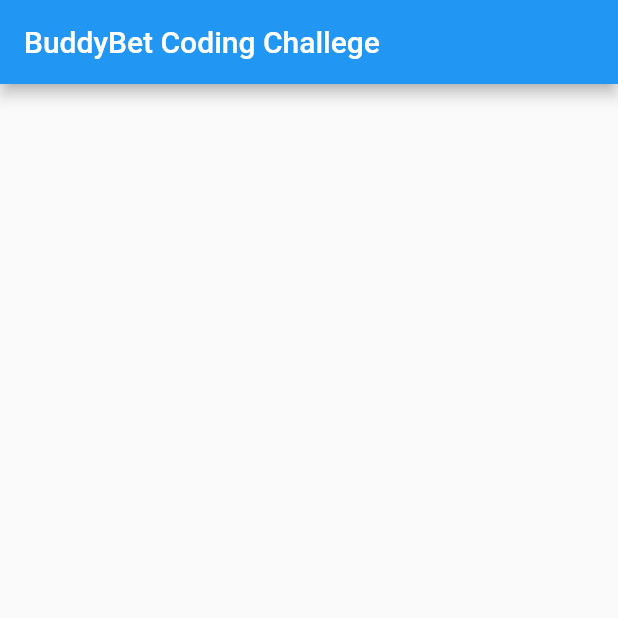
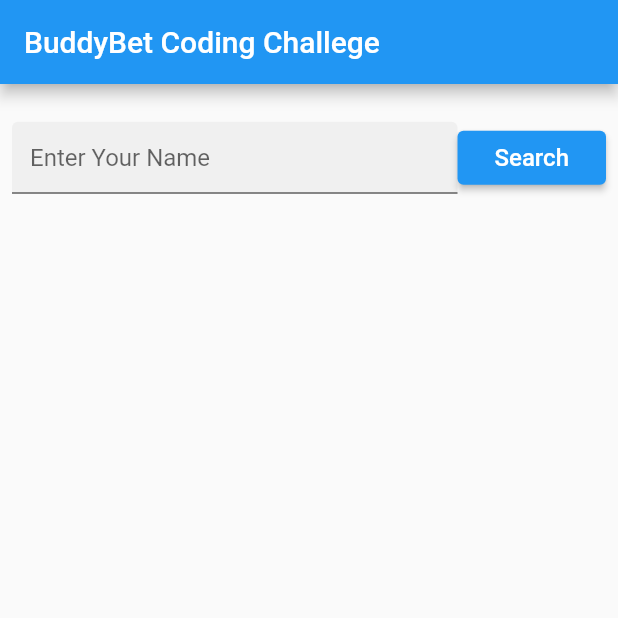
Before and after one commit to Buddybet-Group/codingChallenge, a Flutter app: the screen it shows after launch, on a phone screen of 412 x 824 dp, the top half of it. Run offline on Flutter 3.47's test engine with Material 2 defaults, Android fonts, the phone set to English and light mode, and no system bars; our stand-ins replace dio, get.

Commit message:
task completed

```diff
--- /dev/null
+++ b/lib/controllers/home_page_controller.dart
@@ -0,0 +1,36 @@
+import 'dart:developer';
+import 'package:coding_chal/models/country_model.dart';
+import 'package:coding_chal/services/network_call.dart';
+import 'package:coding_chal/services/server_response.dart';
+import 'package:coding_chal/utils/constents/constants.dart';
+import 'package:get/state_manager.dart';
+
+class HomeController extends GetxController {
+  final _api = NetworkCall();
+
+  /// when we call api [isLoading] would be true otherwise false
+  RxBool isLoading = false.obs;
+
+  RxList<Country> countryList = <Country>[].obs;
+
+  Future<void> fetchPredictionData(String name) async {
+    try {
+      isLoading.value = true;
+      String queryParameter = '?name=$name';
+      ServerResponse response = await _api.get(queryParameter);
+      if (response.success) {
+        countryList.clear();
+        CountryModel countryModel = CountryModel.fromJson(response.data);
+        if (countryModel.country != null && countryModel.country!.isNotEmpty) {
+          countryList.assignAll(countryModel.country!.toList());
+        }
+      } else {
+        throw customError;
+      }
+      isLoading.value = false;
+    } catch (e) {
+      isLoading.value = false;
+      log(e.toString());
+    }
+  }
+}
--- /dev/null
+++ b/lib/models/country_model.dart
@@ -0,0 +1,28 @@
+class CountryModel {
+  String? name;
+  List<Country>? country;
+
+  CountryModel({this.name, this.country});
+
+  CountryModel.fromJson(Map<String, dynamic> json) {
+    name = json['name'];
+    if (json['country'] != null) {
+      country = <Country>[];
+      json['country'].forEach((v) {
+        country!.add(Country.fromJson(v));
+      });
+    }
+  }
+}
+
+class Country {
+  String? countryId;
+  double? probability;
+
+  Country({this.countryId, this.probability});
+
+  Country.fromJson(Map<String, dynamic> json) {
+    countryId = json['country_id'];
+    probability = double.parse(json['probability'].toString());
+  }
+}
--- /dev/null
+++ b/lib/routes/route_names.dart
@@ -0,0 +1,3 @@
+class RouteNames {
+  static const String homePage = "/homePage";
+}
--- /dev/null
+++ b/lib/services/server_response.dart
@@ -0,0 +1,33 @@
+import 'package:coding_chal/utils/constents/constants.dart';
+
+class ServerResponse {
+  final bool success;
+  final dynamic data;
+  final Map<String, dynamic> error;
+
+  ServerResponse.success({required this.data})
+      : success = true,
+        error = const {};
+
+  ServerResponse.failure({required this.error})
+      : success = false,
+        data = const {};
+
+  ServerResponse.error({String? errorCode, String? errorMsg})
+      : success = false,
+        error = {
+          'error': {
+            'code': errorCode ?? 'Unknown',
+            'message': errorMsg ?? customError
+          }
+        },
+        data = const {};
+
+  String get errorMsg {
+    Object msg = error['error']['message'] ?? customError;
+    if (msg is Map<String, dynamic>) {
+      return msg.values.map((e) => e.toString()).join(', ');
+    }
+    return msg.toString();
+  }
+}
--- /dev/null
+++ b/lib/utils/constents/colors.dart
@@ -0,0 +1,3 @@
+import 'package:flutter/material.dart';
+
+const primaryColor = Color(0xFF2A5798);
--- /dev/null
+++ b/lib/utils/constents/constants.dart
@@ -0,0 +1,2 @@
+export 'colors.dart';
+export 'strings.dart';
--- /dev/null
+++ b/lib/utils/constents/strings.dart
@@ -0,0 +1,3 @@
+const appName = "BuddyBet";
+const appBarName = "BuddyBet Coding Challege";
+const customError = 'Something wrong!';
--- /dev/null
+++ b/lib/views/screens/home_page.dart
@@ -0,0 +1,86 @@
+import 'package:coding_chal/controllers/home_page_controller.dart';
+import 'package:coding_chal/views/widget/country_with_predition_list_widget.dart';
+import 'package:flutter/material.dart';
+import 'package:get/get.dart';
+import '../../utils/constents/constants.dart';
+
+class HomePage extends StatelessWidget {
+  HomePage({Key? key}) : super(key: key);
+
+  final HomeController _homeController = Get.put(HomeController());
+  String? searchValue;
+
+  @override
+  Widget build(BuildContext context) {
+    return Scaffold(
+      appBar: AppBar(
+        title: const Text(appBarName),
+      ),
+      body: Padding(
+        padding: const EdgeInsets.all(8.0),
+        child: Column(mainAxisSize: MainAxisSize.min, children: [
+          SizedBox(
+            height: MediaQuery.of(context).size.height * 0.1,
+            width: double.infinity,
+            child: Row(
+              children: [
+                Expanded(
+                  flex: 3,
+                  child: TextField(
+                    decoration: _decoration(context),
+                    onChanged: (String value) {
+                      searchValue = value;
+                    },
+                    onSubmitted: (String value) async {
+                      if (searchValue != null) {
+                        await _homeController.fetchPredictionData(searchValue!);
+                      }
+                    },
+                  ),
+                ),
+                Expanded(
+                  flex: 1,
+                  child: ElevatedButton(
+                    onPressed: () async {
+                      if (searchValue != null) {
+                        await _homeController.fetchPredictionData(searchValue!);
+                      }
+                    },
+                    child: const Text(
+                      'Search',
+                      style: TextStyle(fontSize: 16),
+                    ),
+                  ),
+                ),
+              ],
+            ),
+          ),
+          Obx(() {
+            return _homeController.isLoading.value
+                ? const CircularProgressIndicator()
+                : CountryWithPreditionListWidget(
+                    countryList: _homeController.countryList,
+                  );
+          })
+        ]),
+      ),
+    );
+  }
+
+  InputDecoration _decoration(BuildContext context) => InputDecoration(
+        alignLabelWithHint: true,
+        hintText: 'Enter Your Name',
+        labelStyle: Theme.of(context)
+            .textTheme
+            .subtitle1!
+            .copyWith(height: 5, fontSize: 13),
+        filled: true,
+        errorBorder: OutlineInputBorder(
+            borderSide: const BorderSide(
+              color: Colors.red,
+            ),
+            borderRadius: _borderRadius),
+      );
+
+  BorderRadius get _borderRadius => BorderRadius.circular(8);
+}
--- /dev/null
+++ b/lib/views/widget/country_with_predition_list_widget.dart
@@ -0,0 +1,36 @@
+import 'package:flutter/material.dart';
+import '../../models/country_model.dart';
+import '../../utils/constents/constants.dart';
+
+class CountryWithPreditionListWidget extends StatelessWidget {
+  List<Country> countryList;
+  CountryWithPreditionListWidget({Key? key, required this.countryList})
+      : super(key: key);
+
+  @override
+  Widget build(BuildContext context) {
+    return Expanded(
+      child: ListView.builder(
+        itemCount: countryList.length,
+        shrinkWrap: true,
+        itemBuilder: countryList.isEmpty
+            ? (context, i) {
+                return const Text("No result found");
+              }
+            : (context, i) => Card(
+                  child: ListTile(
+                    title: Text(
+                      countryList[i].countryId ?? '',
+                    ),
+                    trailing: countryList[i].probability != null
+                        ? Text(
+                            '${(countryList[i].probability! * 100).roundToDouble()} %',
+                            style: const TextStyle(color: primaryColor),
+                          )
+                        : const Text(''),
+                  ),
+                ),
+      ),
+    );
+  }
+}
--- a/pubspec.yaml
+++ b/pubspec.yaml
@@ -18,6 +18,8 @@
   # The following adds the Cupertino Icons font to your application.
   # Use with the CupertinoIcons class for iOS style icons.
   cupertino_icons: ^1.0.2
+  dio: ^4.0.6
+  get: ^4.6.5
 
 dev_dependencies:
   flutter_test:
```
Also changed, not shown: lib/main.dart (+8 -8 lines), lib/routes/routes.dart (added, +24 -0 lines), lib/services/network_call.dart (added, +92 -0 lines), pubspec.lock, 2 other files.
